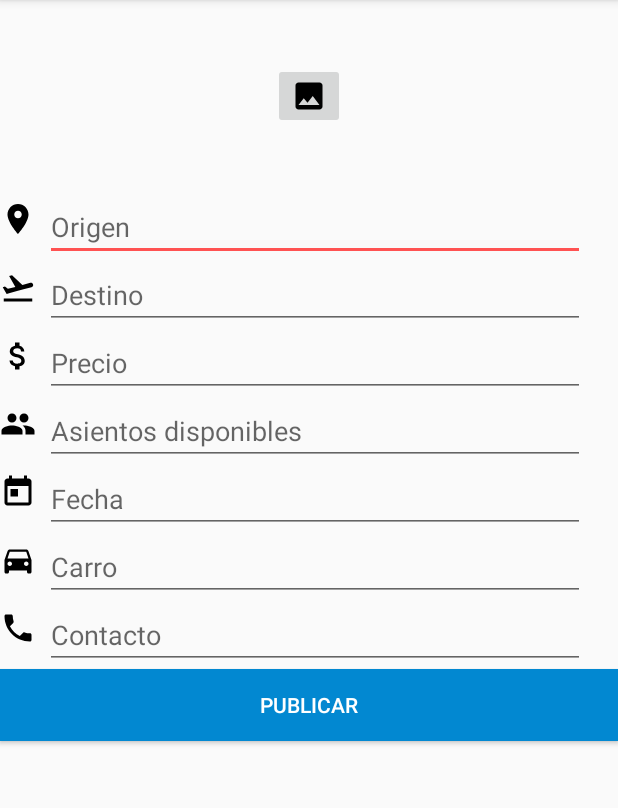
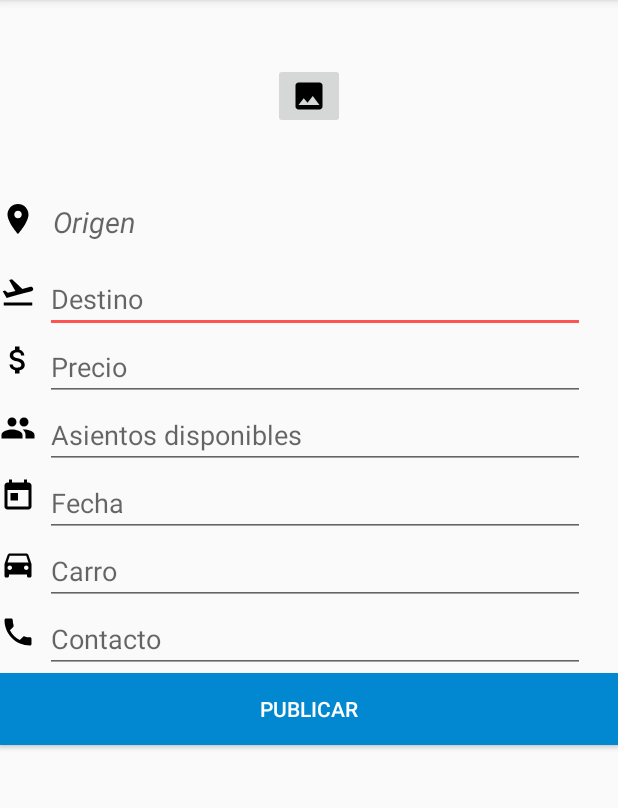
Before and after one commit to pipeholguin/Android_Traveler, an Android app: the fragment PublicarFragment shown on its own in the app's theme, on a phone screen of 412 x 824 dp, the part 84-892 px from its top. Run offline under Robolectric (Android 15) with nearby library versions, the phone set to English and light mode, and no system bars; our stand-ins replace Picasso, data binding; network calls fail; pictures from the network do not load; 2 statements that could not run were skipped.

Commit message:
gps implemented

```diff
--- a/app/src/main/java/luisfelipeholguin/traveler/Ubicacion.java
+++ b/app/src/main/java/luisfelipeholguin/traveler/Ubicacion.java
@@ -7,6 +7,7 @@ import android.location.Location;
 import android.location.LocationListener;
 import android.location.LocationManager;
 import android.os.Bundle;
+import android.widget.TextView;
 
 import java.io.IOException;
 import java.util.List;
@@ -20,20 +21,26 @@ public class Ubicacion implements LocationListener {
     private Context context;
     String proveedor;
     LocationManager locationManager;
-    private boolean networkOn;
+
     Location location;
-    String cityName = "No se encuentra";
+    String cityName = null;
+    TextView txt;
 
-    public Ubicacion(Context context) {
+    public Ubicacion(Context context, TextView view) {
         this.context = context;
 
+
+        txt = view;
         locationManager = (LocationManager) context.getSystemService(context.LOCATION_SERVICE);
-        proveedor = locationManager.NETWORK_PROVIDER;
-        networkOn = locationManager.isProviderEnabled(proveedor);
-        // locationManager.requestLocationUpdates(proveedor, 1000, 1,this);
-        // location = locationManager.getLastKnownLocation(proveedor);
-        getCity();
+        proveedor = LocationManager.NETWORK_PROVIDER;
+        locationManager.requestLocationUpdates(proveedor, 1000, 1,this);
+        //location = locationManager.getLastKnownLocation(proveedor);
+        // getCity();
+
     }
+
+
+
 
 
     public void  getCity(){
@@ -45,6 +52,7 @@ public class Ubicacion implements LocationListener {
             if (addresses.size() > 0) {
                 System.out.println(addresses.get(0).getLocality());
                 cityName = addresses.get(0).getLocality();
+                txt.setText(cityName);
             }
         }
         catch (IOException e) {
@@ -54,7 +62,8 @@ public class Ubicacion implements LocationListener {
 
     @Override
     public void onLocationChanged(Location location) {
-
+        this.location = location;
+        getCity();
     }
 
     @Override
--- a/app/src/main/java/luisfelipeholguin/traveler/fragments/PublicarFragment.java
+++ b/app/src/main/java/luisfelipeholguin/traveler/fragments/PublicarFragment.java
@@ -14,6 +14,7 @@ import android.util.Log;
 import android.view.LayoutInflater;
 import android.view.View;
 import android.view.ViewGroup;
+import android.widget.TextView;
 import android.widget.Toast;
 
 import com.squareup.picasso.Picasso;
@@ -28,6 +29,7 @@ import java.util.Date;
 
 import luisfelipeholguin.traveler.LoginActivity;
 import luisfelipeholguin.traveler.R;
+import luisfelipeholguin.traveler.Ubicacion;
 import luisfelipeholguin.traveler.databinding.FragmentPublicarBinding;
 import luisfelipeholguin.traveler.net.api.ViajesApi;
 
@@ -55,7 +57,9 @@ public class PublicarFragment extends Fragment implements View.OnClickListener,
     public View onCreateView(LayoutInflater inflater, ViewGroup container,
                              Bundle savedInstanceState) {
         binding = FragmentPublicarBinding.inflate(getLayoutInflater(savedInstanceState));
-        binding.setOnClick(this);;
+        TextView origen=  binding.origen;
+        binding.setOnClick(this);
+        Ubicacion ubicacion = new Ubicacion(getActivity(), origen);
         api = new ViajesApi(getActivity());
         return binding.getRoot();
     }
--- a/app/src/main/res/layout/fragment_perfil.xml
+++ b/app/src/main/res/layout/fragment_perfil.xml
@@ -96,7 +96,7 @@
             </TableRow>
 
 
-            <TableRow android:layout_marginBottom="@dimen/text_medium">
+            <TableRow android:layout_marginBottom="@dimen/head_prfile">
 
                 <ImageView
                     android:id="@+id/password_img"
--- a/app/src/main/res/layout/fragment_publicar.xml
+++ b/app/src/main/res/layout/fragment_publicar.xml
@@ -58,17 +58,19 @@
 
 
 
-                <TableRow>
+                <TableRow android:layout_marginBottom="@dimen/text_medium">
                     <ImageView
                         android:layout_marginTop="@dimen/margin_detail"
                         android:src="@drawable/ic_origen"
                         android:layout_marginRight="@dimen/small"/>
-                    <EditText
+                    <TextView
                         android:id="@+id/origen"
+                        android:layout_marginTop="@dimen/small"
+                        android:textSize="19dp"
+                        android:textStyle="italic"
+                        android:layout_marginLeft="@dimen/margin_detail"
                         android:layout_width="@dimen/width_text_publicar"
                         android:layout_height="wrap_content"
-
-                        android:inputType="text"
                         android:hint="@string/origen"/>
                 </TableRow>
                 <TableRow>
```
